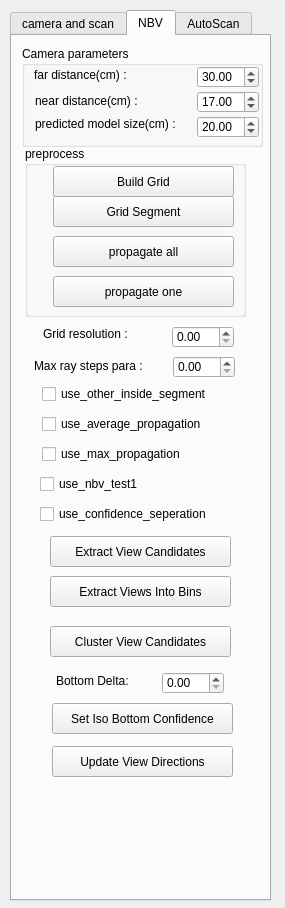
Above: Point Cloud/UI/camera_para.ui from sunwaylive/quality-driven-poisson-guided-autoscanning before the change. Below: the same form after it.
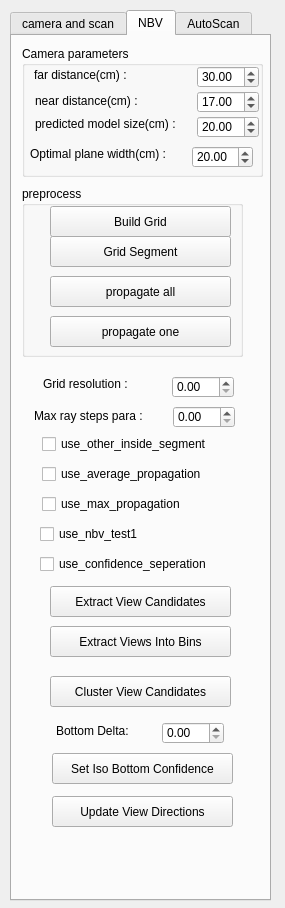
That is the form after the change.

Diff of the .ui file:
```diff
--- a/Point Cloud/UI/camera_para.ui
+++ b/Point Cloud/UI/camera_para.ui
@@ -340,8 +340,8 @@
     <widget class="QGroupBox" name="groupBox_2">
      <property name="geometry">
       <rect>
-       <x>13</x>
-       <y>110</y>
+       <x>10</x>
+       <y>150</y>
        <width>221</width>
        <height>171</height>
       </rect>
@@ -406,7 +406,7 @@
      <property name="geometry">
       <rect>
        <x>160</x>
-       <y>290</y>
+       <y>340</y>
        <width>62</width>
        <height>22</height>
       </rect>
@@ -428,7 +428,7 @@
      <property name="geometry">
       <rect>
        <x>31</x>
-       <y>290</y>
+       <y>340</y>
        <width>111</width>
        <height>16</height>
       </rect>
@@ -441,7 +441,7 @@
      <property name="geometry">
       <rect>
        <x>30</x>
-       <y>350</y>
+       <y>400</y>
        <width>201</width>
        <height>16</height>
       </rect>
@@ -454,7 +454,7 @@
      <property name="geometry">
       <rect>
        <x>28</x>
-       <y>470</y>
+       <y>520</y>
        <width>201</width>
        <height>16</height>
       </rect>
@@ -467,7 +467,7 @@
      <property name="geometry">
       <rect>
        <x>161</x>
-       <y>320</y>
+       <y>370</y>
        <width>62</width>
        <height>22</height>
       </rect>
@@ -489,7 +489,7 @@
      <property name="geometry">
       <rect>
        <x>22</x>
-       <y>320</y>
+       <y>370</y>
        <width>121</width>
        <height>20</height>
       </rect>
@@ -502,7 +502,7 @@
      <property name="geometry">
       <rect>
        <x>30</x>
-       <y>380</y>
+       <y>430</y>
        <width>201</width>
        <height>16</height>
       </rect>
@@ -515,7 +515,7 @@
      <property name="geometry">
       <rect>
        <x>28</x>
-       <y>440</y>
+       <y>490</y>
        <width>201</width>
        <height>16</height>
       </rect>
@@ -528,7 +528,7 @@
      <property name="geometry">
       <rect>
        <x>30</x>
-       <y>410</y>
+       <y>460</y>
        <width>201</width>
        <height>16</height>
       </rect>
@@ -541,7 +541,7 @@
      <property name="geometry">
       <rect>
        <x>38</x>
-       <y>500</y>
+       <y>550</y>
        <width>181</width>
        <height>31</height>
       </rect>
@@ -554,7 +554,7 @@
      <property name="geometry">
       <rect>
        <x>38</x>
-       <y>590</y>
+       <y>640</y>
        <width>181</width>
        <height>31</height>
       </rect>
@@ -567,7 +567,7 @@
      <property name="geometry">
       <rect>
        <x>38</x>
-       <y>540</y>
+       <y>590</y>
        <width>181</width>
        <height>31</height>
       </rect>
@@ -580,7 +580,7 @@
      <property name="geometry">
       <rect>
        <x>40</x>
-       <y>710</y>
+       <y>760</y>
        <width>181</width>
        <height>31</height>
       </rect>
@@ -593,7 +593,7 @@
      <property name="geometry">
       <rect>
        <x>40</x>
-       <y>667</y>
+       <y>717</y>
        <width>181</width>
        <height>31</height>
       </rect>
@@ -606,7 +606,7 @@
      <property name="geometry">
       <rect>
        <x>150</x>
-       <y>636</y>
+       <y>686</y>
        <width>62</width>
        <height>22</height>
       </rect>
@@ -622,7 +622,7 @@
      <property name="geometry">
       <rect>
        <x>44</x>
-       <y>637</y>
+       <y>687</y>
        <width>101</width>
        <height>16</height>
       </rect>
@@ -637,7 +637,7 @@
        <x>10</x>
        <y>10</y>
        <width>241</width>
-       <height>101</height>
+       <height>131</height>
       </rect>
      </property>
      <property name="title">
@@ -721,6 +721,32 @@
        <double>20.000000000000000</double>
       </property>
      </widget>
+     <widget class="QDoubleSpinBox" name="doubleSpinBox_optimal_plane_width">
+      <property name="geometry">
+       <rect>
+        <x>170</x>
+        <y>100</y>
+        <width>61</width>
+        <height>22</height>
+       </rect>
+      </property>
+      <property name="value">
+       <double>20.000000000000000</double>
+      </property>
+     </widget>
+     <widget class="QLabel" name="label_14">
+      <property name="geometry">
+       <rect>
+        <x>8</x>
+        <y>100</y>
+        <width>161</width>
+        <height>16</height>
+       </rect>
+      </property>
+      <property name="text">
+       <string>Optimal plane width(cm) :</string>
+      </property>
+     </widget>
     </widget>
    </widget>
    <widget class="QWidget" name="tab_3">
```
